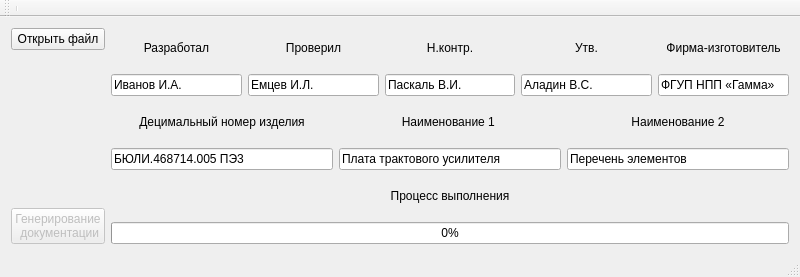
This is mainwindow.ui in pivleonid/gp as Qt 5 draws it before an edit. The edited form follows.
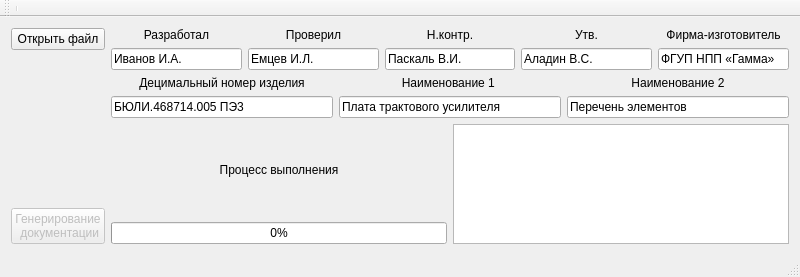
This is the edited form.

```diff
--- a/mainwindow.ui
+++ b/mainwindow.ui
@@ -257,6 +257,13 @@
         </property>
        </widget>
       </item>
+      <item row="0" column="1" rowspan="2">
+       <widget class="QTextEdit" name="textEdit">
+        <property name="cursor" stdset="0">
+         <cursorShape>ArrowCursor</cursorShape>
+        </property>
+       </widget>
+      </item>
      </layout>
     </item>
    </layout>
```
